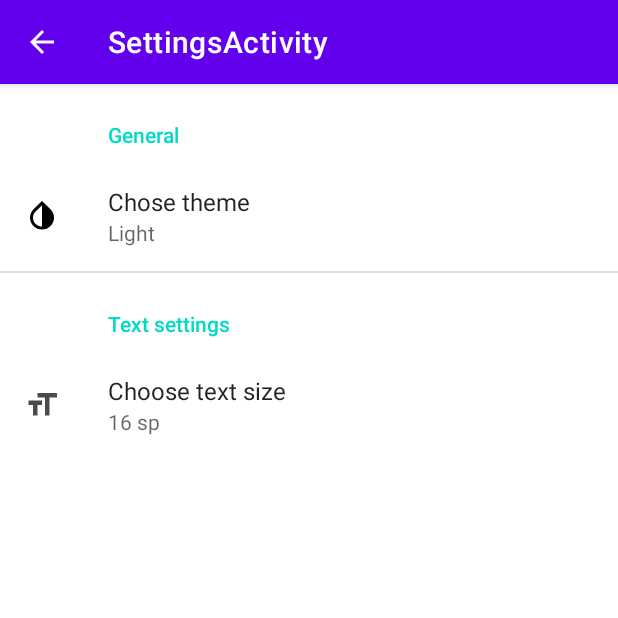
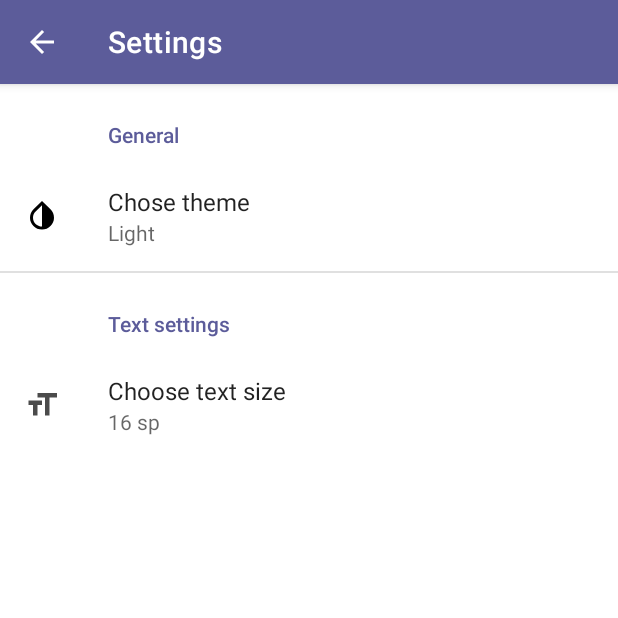
Before and after one commit to VladislavRubashkin/ShoppingListApp, an Android app: the screen it shows after launch (SettingsActivity), after a tap on "Settings", on a phone screen of 412 x 824 dp, the top half of it. Run offline under Robolectric (Android 15) with nearby library versions, the phone set to English and light mode, and no system bars; our stand-ins replace Room's generated code, androidx.preference.

Commit message:
Add changeTextSize settings and changeThemes

```diff
--- a/app/src/main/AndroidManifest.xml
+++ b/app/src/main/AndroidManifest.xml
@@ -10,7 +10,7 @@
         android:icon="@mipmap/ic_launcher"
         android:label="@string/app_name"
         android:supportsRtl="true"
-        android:theme="@style/Theme.ShoppingListApp"
+        android:theme="@style/Theme.ShoppingListDark"
         tools:targetApi="31">
         <activity
             android:name=".presentation.screens.SettingsActivity"
--- a/app/src/main/java/com/example/shoppinglistapp/presentation/adapters/ListShopItemAdapter.kt
+++ b/app/src/main/java/com/example/shoppinglistapp/presentation/adapters/ListShopItemAdapter.kt
@@ -11,7 +11,7 @@ import com.example.shoppinglistapp.R
 import com.example.shoppinglistapp.databinding.ShopItemDisabledBinding
 import com.example.shoppinglistapp.databinding.ShopItemEnabledBinding
 import com.example.shoppinglistapp.domain.entity.ShopItemEntity
-import com.example.shoppinglistapp.presentation.utils.ChangeTextSize
+import com.example.shoppinglistapp.presentation.utils.TextSizeChangeObject
 
 class ListShopItemAdapter(
     private val preference: SharedPreferences
@@ -47,12 +47,12 @@ class ListShopItemAdapter(
         }
         when (binding) {
             is ShopItemEnabledBinding -> {
-                ChangeTextSize.setTextSize(binding.tvName, binding.tvCount, preference)
+                TextSizeChangeObject.setTextSize(binding.tvName, binding.tvCount, preference)
                 binding.tvName.text = shopItem.name
                 binding.tvCount.text = shopItem.count.toString()
             }
             is ShopItemDisabledBinding -> {
-                ChangeTextSize.setTextSize(binding.tvName, binding.tvCount, preference)
+                TextSizeChangeObject.setTextSize(binding.tvName, binding.tvCount, preference)
                 binding.tvName.text = shopItem.name
                 binding.tvCount.text = shopItem.count.toString()
             }
--- a/app/src/main/java/com/example/shoppinglistapp/presentation/screens/ListShopItemActivity.kt
+++ b/app/src/main/java/com/example/shoppinglistapp/presentation/screens/ListShopItemActivity.kt
@@ -3,6 +3,7 @@ package com.example.shoppinglistapp.presentation.screens
 import android.content.Intent
 import android.content.SharedPreferences
 import android.os.Bundle
+import android.util.Log
 import androidx.appcompat.app.AppCompatActivity
 import androidx.lifecycle.ViewModelProvider
 import androidx.preference.PreferenceManager
@@ -12,6 +13,7 @@ import com.example.shoppinglistapp.R
 import com.example.shoppinglistapp.databinding.ActivityListShopItemBinding
 import com.example.shoppinglistapp.presentation.adapters.ListShopItemAdapter
 import com.example.shoppinglistapp.presentation.exceptions.BindingException
+import com.example.shoppinglistapp.presentation.utils.ThemeChangeObject
 import com.example.shoppinglistapp.presentation.viewmodels.ListShopItemViewModel
 
 class ListShopItemActivity : AppCompatActivity() {
@@ -25,14 +27,17 @@ class ListShopItemActivity : AppCompatActivity() {
     }
 
     private lateinit var listShopItemAdapter: ListShopItemAdapter
-    private lateinit var preference: SharedPreferences
+    private lateinit var textSizePreference: SharedPreferences
+    private lateinit var themePreference: SharedPreferences
 
     override fun onCreate(savedInstanceState: Bundle?) {
         super.onCreate(savedInstanceState)
         _binding = ActivityListShopItemBinding.inflate(layoutInflater)
+        initPref()
+        setTheme(ThemeChangeObject.getSelectedThem(themePreference))
+
         setContentView(binding.root)
-
-        initPref()
+        Log.d("pref","$themePreference")
         getShopItemList()
         addShopItem()
         setupSettings()
@@ -45,7 +50,8 @@ class ListShopItemActivity : AppCompatActivity() {
     }
 
     private fun initPref() {
-        preference = PreferenceManager.getDefaultSharedPreferences(this)
+        textSizePreference = PreferenceManager.getDefaultSharedPreferences(this)
+        themePreference = PreferenceManager.getDefaultSharedPreferences(this)
     }
 
     private fun getShopItemList() {
@@ -70,7 +76,7 @@ class ListShopItemActivity : AppCompatActivity() {
     }
 
     private fun initRecyclerView() {
-        listShopItemAdapter = ListShopItemAdapter(preference)
+        listShopItemAdapter = ListShopItemAdapter(textSizePreference)
         with(binding) {
             rcViewShopItem.adapter = listShopItemAdapter
             rcViewShopItem.recycledViewPool.setMaxRecycledViews(
@@ -120,7 +126,6 @@ class ListShopItemActivity : AppCompatActivity() {
         itemTouchHelper.attachToRecyclerView(rcView)
     }
 
-
     override fun onDestroy() {
         super.onDestroy()
         _binding = null
--- a/app/src/main/java/com/example/shoppinglistapp/presentation/utils/ChangeTextSize.kt
+++ b/app/src/main/java/com/example/shoppinglistapp/presentation/utils/TextSizeChangeObject.kt
@@ -3,7 +3,7 @@ package com.example.shoppinglistapp.presentation.utils
 import android.content.SharedPreferences
 import android.widget.TextView
 
-object ChangeTextSize {
+object TextSizeChangeObject {
 
     private const val DEFAULT_TEXT_SIZE = "16"
 
--- /dev/null
+++ b/app/src/main/java/com/example/shoppinglistapp/presentation/utils/ThemeChangeObject.kt
@@ -0,0 +1,17 @@
+package com.example.shoppinglistapp.presentation.utils
+
+import android.content.SharedPreferences
+import com.example.shoppinglistapp.R
+
+object ThemeChangeObject {
+
+    private const val DEFAULT_THEME = "Light"
+
+    fun getSelectedThem(themPreference: SharedPreferences): Int {
+        return if (themPreference.getString("theme_key", "Light") == DEFAULT_THEME) {
+            R.style.Theme_ShoppingListLight
+        } else {
+            R.style.Theme_ShoppingListDark
+        }
+    }
+}
--- a/app/src/main/res/layout/activity_list_shop_item.xml
+++ b/app/src/main/res/layout/activity_list_shop_item.xml
@@ -25,6 +25,7 @@
             android:layout_height="wrap_content"
             android:layout_marginEnd="16dp"
             android:layout_marginBottom="16dp"
+            app:rippleColor="@color/white"
             android:clickable="true"
             android:contentDescription="@string/settings"
             android:focusable="true"
@@ -38,12 +39,12 @@
             android:layout_height="wrap_content"
             android:layout_marginEnd="16dp"
             android:layout_marginBottom="16dp"
+            app:rippleColor="@color/white"
             android:clickable="true"
             android:contentDescription="@string/add_new_shop_item"
             android:focusable="true"
             app:layout_constraintBottom_toBottomOf="parent"
             app:layout_constraintEnd_toEndOf="parent"
             app:srcCompat="@drawable/ic_add" />
-
     </androidx.constraintlayout.widget.ConstraintLayout>
 </layout>
--- a/app/src/main/res/layout/shop_item_disabled.xml
+++ b/app/src/main/res/layout/shop_item_disabled.xml
@@ -27,7 +27,6 @@
                 android:layout_width="0dp"
                 android:layout_height="wrap_content"
                 android:layout_weight="1"
-                android:text="Мандарины"
                 android:textColor="@color/white"
                 android:textSize="16sp"
                 android:textStyle="bold"
@@ -37,7 +36,6 @@
                 android:id="@+id/tv_count"
                 android:layout_width="wrap_content"
                 android:layout_height="wrap_content"
-                android:text="1"
                 android:textColor="@color/white"
                 android:textSize="16sp"
                 android:textStyle="bold"
--- a/app/src/main/res/values-night/themes.xml
+++ /dev/null
@@ -1,16 +0,0 @@
-<resources xmlns:tools="http://schemas.android.com/tools">
-    <!-- Base application theme. -->
-    <style name="Theme.ShoppingListApp" parent="Theme.MaterialComponents.DayNight.DarkActionBar">
-        <!-- Primary brand color. -->
-        <item name="colorPrimary">@color/purple_200</item>
-        <item name="colorPrimaryVariant">@color/purple_700</item>
-        <item name="colorOnPrimary">@color/black</item>
-        <!-- Secondary brand color. -->
-        <item name="colorSecondary">@color/teal_200</item>
-        <item name="colorSecondaryVariant">@color/teal_200</item>
-        <item name="colorOnSecondary">@color/black</item>
-        <!-- Status bar color. -->
-        <item name="android:statusBarColor">?attr/colorPrimaryVariant</item>
-        <!-- Customize your theme here. -->
-    </style>
-</resources>
--- a/app/src/main/res/values/colors.xml
+++ b/app/src/main/res/values/colors.xml
@@ -10,5 +10,9 @@
 
     <color name="shop_item_enabled_background">#68B4D8</color>
     <color name="shop_item_disabled_background">#33BB86FC</color>
+    <color name="blue_main_light">#5C5C9A</color>
+    <color name="blue_main_dark">#4A4A7E</color>
+    <color name="green_main_dark">#0B671B</color>
+    <color name="green_main_light">#0EA628</color>
 
 </resources>
--- a/app/src/main/res/values/themes.xml
+++ b/app/src/main/res/values/themes.xml
@@ -13,4 +13,37 @@
         <item name="android:statusBarColor">?attr/colorPrimaryVariant</item>
         <!-- Customize your theme here. -->
     </style>
+
+
+    <attr name="myButtonBackgroundTint" format="color|reference"/>
+    <style name="Theme.MyFloatingActionButton" parent="@style/Widget.MaterialComponents.FloatingActionButton">
+        <item name="backgroundTint">?attr/colorSecondary</item>
+    </style>
+
+    <style name="Theme.ShoppingListDark" parent="Theme.MaterialComponents.DayNight.DarkActionBar">
+        <item name="colorPrimary">@color/blue_main_light</item>
+        <item name="colorPrimaryVariant">@color/blue_main_dark</item>
+        <item name="colorOnPrimary">@color/white</item>
+        <!-- Secondary brand color. -->
+        <item name="colorSecondary">@color/blue_main_light</item>
+        <item name="colorSecondaryVariant">@color/blue_main_light</item>
+        <item name="colorOnSecondary">@color/black</item>
+
+        <item name="android:windowFullscreen">true</item>
+        <item name="android:statusBarColor">?attr/colorPrimaryVariant</item>
+    </style>
+
+    <style name="Theme.ShoppingListLight" parent="Theme.MaterialComponents.DayNight.DarkActionBar">
+        <!-- Primary brand color. -->
+        <item name="colorPrimary">@color/green_main_light</item>
+        <item name="colorPrimaryVariant">@color/green_main_dark</item>
+        <item name="colorOnPrimary">@color/white</item>
+        <!-- Secondary brand color. -->
+        <item name="colorSecondary">@color/green_main_dark</item>
+        <item name="colorSecondaryVariant">@color/green_main_dark</item>
+        <item name="colorOnSecondary">@color/black</item>
+
+        <item name="android:windowFullscreen">true</item>
+        <item name="android:statusBarColor">?attr/colorPrimaryVariant</item>
+    </style>
 </resources>
```
Also changed, not shown: app/src/main/res/values/arrays.xml (+9 -11 lines), app/src/main/res/values/strings.xml (+1 -14 lines).
